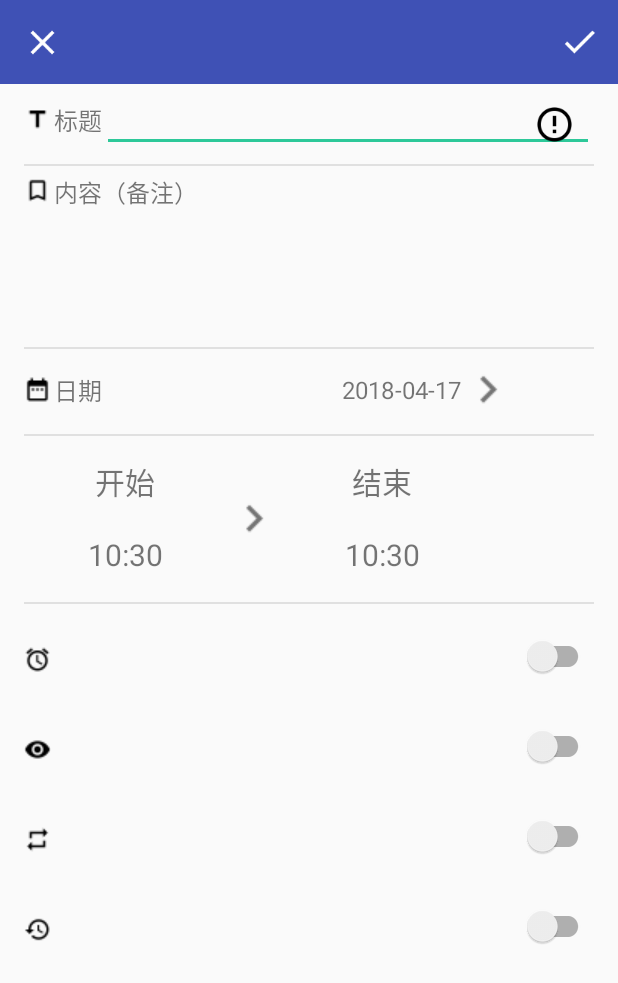
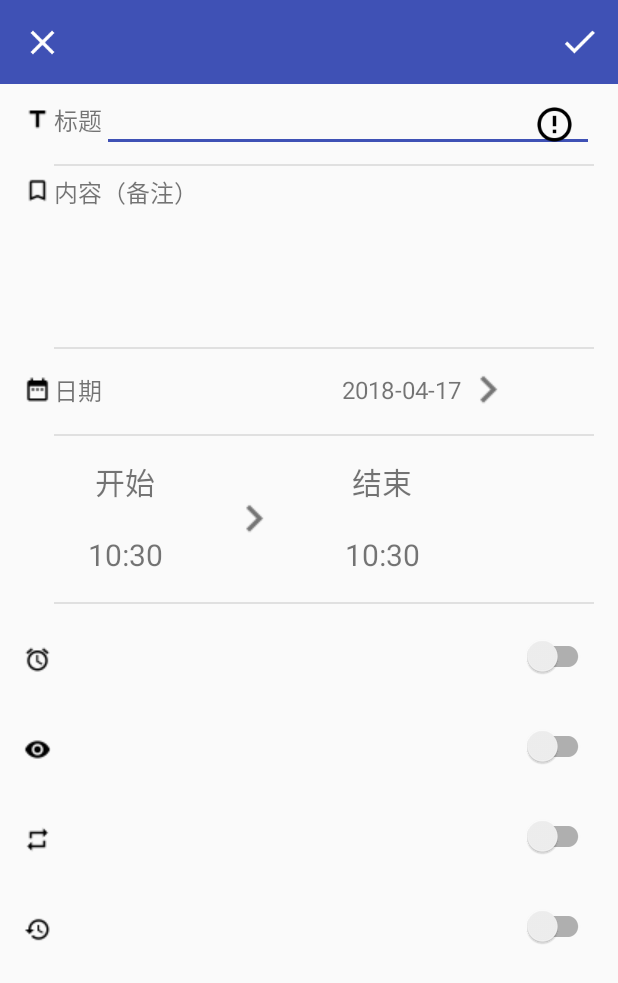
Before and after one commit to 264dormitory/android, an Android app: the CreateTaskActivity screen opened directly, with no data from a screen before it, on a phone screen of 412 x 824 dp. Shown: the top 983 px of the screen. Run offline under Robolectric (Android 15) with nearby library versions, the phone set to English and light mode, and no system bars; libraries missing offline, so code that uses them is left out: com.bigkoo.pickerview, com.rey.material, io.blackbox_vision.materialcalendarview; plain views replace Switch; 18 statements that could not run were skipped.

Commit message:
修改界面样式

```diff
--- a/ClatClatter/app/build.gradle
+++ b/ClatClatter/app/build.gradle
@@ -5,7 +5,7 @@ android {
     buildToolsVersion "27.0.3"
     defaultConfig {
         applicationId "com.jacklee.clatclatter"
-        minSdkVersion 23
+        minSdkVersion 21
         targetSdkVersion 26
         versionCode 1
         versionName "1.0"
--- a/ClatClatter/app/src/main/java/com/jacklee/clatclatter/CreateTaskActivity.java
+++ b/ClatClatter/app/src/main/java/com/jacklee/clatclatter/CreateTaskActivity.java
@@ -85,6 +85,7 @@ public class CreateTaskActivity extends AppCompatActivity {
     @Override
     protected void onCreate(Bundle savedInstanceState) {
         super.onCreate(savedInstanceState);
+        setTheme(R.style.SwitchStyle);
         setContentView(R.layout.create_task);
 
         //Toolbar Setting
--- a/ClatClatter/app/src/main/res/layout/create_task.xml
+++ b/ClatClatter/app/src/main/res/layout/create_task.xml
@@ -70,6 +70,7 @@
         </LinearLayout>
         <!--此为下划线-->
         <View
+            android:layout_marginLeft="@dimen/icon_margin_left"
             android:layout_width="match_parent"
             android:layout_height="1dp"
             android:layout_marginBottom="5dp"
@@ -139,6 +140,7 @@
         android:orientation="vertical">
         <!--此为下划线-->
         <View
+            android:layout_marginLeft="@dimen/icon_margin_left"
             android:layout_width="match_parent"
             android:layout_height="1dp"
             android:layout_marginBottom="5dp"
@@ -189,6 +191,7 @@
         </LinearLayout>
         <!--此为下划线-->
         <View
+            android:layout_marginLeft="@dimen/icon_margin_left"
             android:layout_width="match_parent"
             android:layout_height="1dp"
             android:layout_marginBottom="5dp"
@@ -266,6 +269,7 @@
         <!--内容容器结束-->
         <!--此为下划线-->
         <View
+            android:layout_marginLeft="@dimen/icon_margin_left"
             android:layout_width="match_parent"
             android:layout_height="1dp"
             android:layout_marginBottom="5dp"
--- a/ClatClatter/app/src/main/res/layout/row_switch.xml
+++ b/ClatClatter/app/src/main/res/layout/row_switch.xml
@@ -64,6 +64,7 @@
 
     <View
         android:id="@+id/delimiter"
+        android:layout_marginLeft="@dimen/icon_margin_left"
         android:layout_height="1dp"
         android:layout_width="match_parent"
         android:background="@color/background"
--- a/ClatClatter/app/src/main/res/values/dimens.xml
+++ b/ClatClatter/app/src/main/res/values/dimens.xml
@@ -9,4 +9,5 @@
     <!-- Default screen margins, per the Android Design guidelines. -->
     <dimen name="activity_horizontal_margin">16dp</dimen>
     <dimen name="activity_vertical_margin">16dp</dimen>
+    <dimen name="icon_margin_left">20dp</dimen>
 </resources>
--- a/ClatClatter/app/src/main/res/values/styles.xml
+++ b/ClatClatter/app/src/main/res/values/styles.xml
@@ -30,4 +30,13 @@
         <item name="android:windowFullscreen">true</item>
         <item name="android:windowBackground">@drawable/ic_task_sflash</item>
     </style>
+
+    <style name="SwitchStyle">
+        <!--设置开关开启的颜色为蓝色-->
+        <item name="colorControlActivated">@color/colorPrimary</item>
+        <!--&lt;!&ndash; Inactive thumb color switch关闭时的拇指按钮的颜色 &ndash;&gt;-->
+        <!--<item name="colorSwitchThumbNormal">@color/blue</item>-->
+        <!--&lt;!&ndash; Inactive track color(30% transparency) switch关闭时的轨迹的颜色  30%这个颜色 &ndash;&gt;-->
+        <!--<item name="android:colorForeground">@color/blue</item>-->
+    </style>
 </resources>
```
